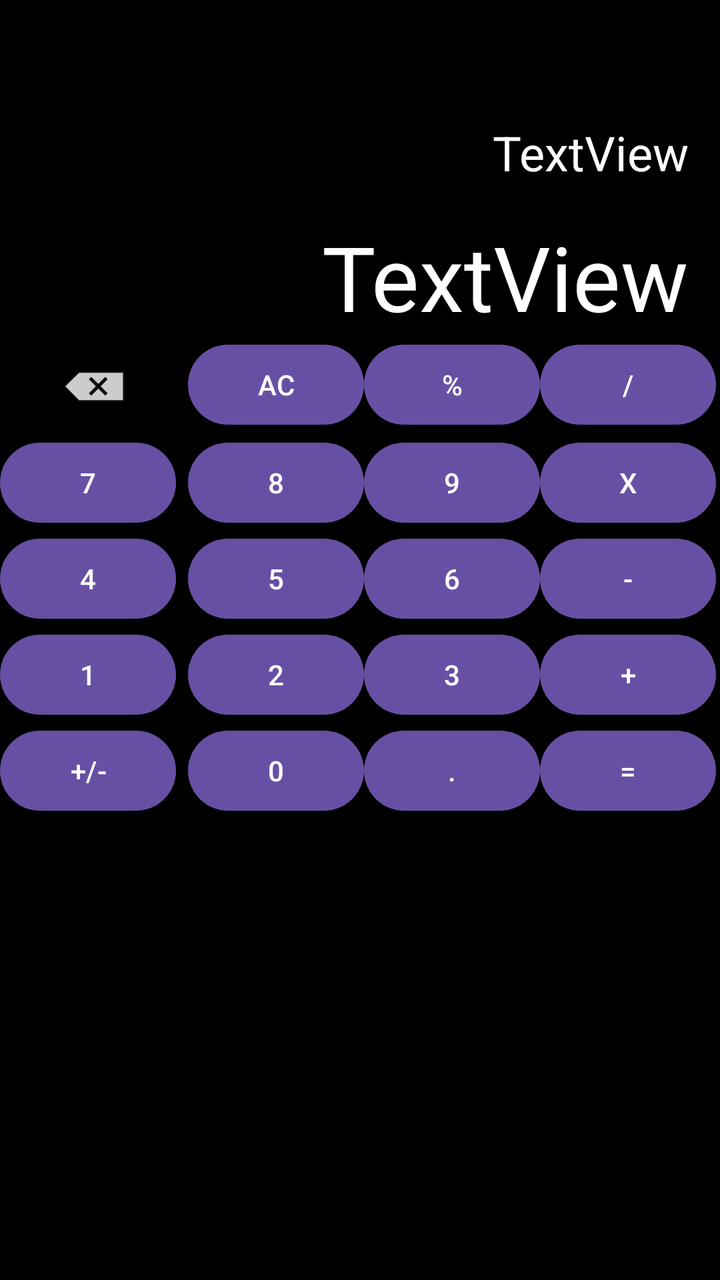
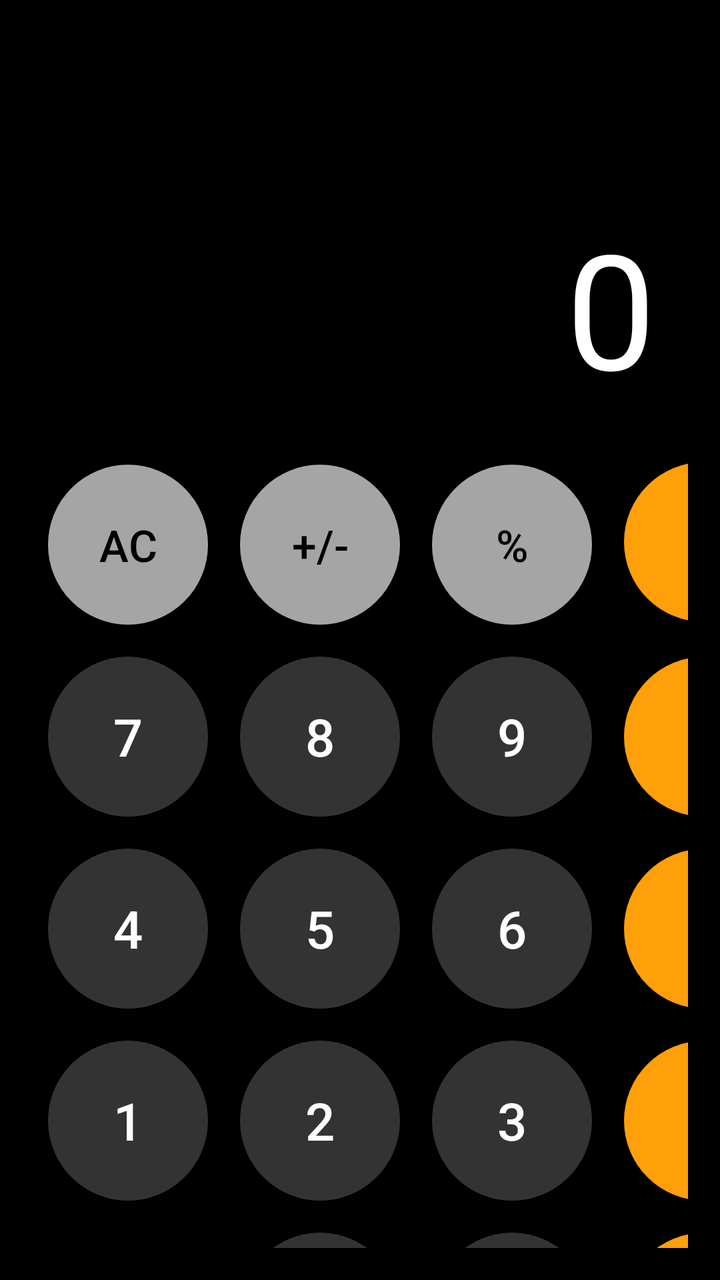

An Android layout rendered at two revisions. The XML below is the earlier revision; the diff shows what the commit changed to produce the second picture.
<!-- AndroidManifest.xml: application theme Theme.Calculadora -->
<!-- res/layout/activity_main.xml -->
<?xml version="1.0" encoding="utf-8"?>
<androidx.constraintlayout.widget.ConstraintLayout xmlns:android="http://schemas.android.com/apk/res/android"
    xmlns:app="http://schemas.android.com/apk/res-auto"
    xmlns:tools="http://schemas.android.com/tools"
    android:id="@+id/main"
    android:layout_width="match_parent"
    android:layout_height="match_parent"
    android:background="#000000"
    tools:context=".MainActivity">

    <TextView
        android:id="@+id/txvOperation"
        android:layout_width="0dp"
        android:layout_height="wrap_content"
        android:layout_marginStart="16dp"
        android:layout_marginTop="60dp"
        android:layout_marginEnd="16dp"
        android:text="TextView"
        android:textAlignment="textEnd"
        android:textColor="#FFFFFF"
        android:textSize="24sp"
        app:layout_constraintEnd_toEndOf="parent"
        app:layout_constraintStart_toStartOf="parent"
        app:layout_constraintTop_toTopOf="parent" />

    <TextView
        android:id="@+id/txvResult"
        android:layout_width="0dp"
        android:layout_height="wrap_content"
        android:layout_marginStart="16dp"
        android:layout_marginTop="16dp"
        android:layout_marginEnd="16dp"
        android:text="TextView"
        android:textAlignment="textEnd"
        android:textColor="#FFFFFF"
        android:textSize="45sp"
        app:layout_constraintEnd_toEndOf="parent"
        app:layout_constraintStart_toStartOf="parent"
        app:layout_constraintTop_toBottomOf="@+id/txvOperation" />

    <GridLayout
        android:layout_width="match_parent"
        android:layout_height="0dp"
        app:columnCount="4"
        app:layout_constraintBottom_toBottomOf="parent"
        app:layout_constraintEnd_toEndOf="parent"
        app:layout_constraintStart_toStartOf="parent"
        app:layout_constraintTop_toBottomOf="@+id/txvResult"
        app:layout_constraintVertical_bias="0.0"
        app:rowCount="5">

        <ImageButton
            android:id="@+id/btnDelete"
            android:layout_width="94dp"
            android:layout_height="49dp"
            android:layout_row="0"
            android:layout_column="0"
            android:background="#000000"
            android:src="@android:drawable/ic_input_delete" />

        <Button
            android:id="@+id/btnAc"
            android:layout_width="wrap_content"
            android:layout_height="wrap_content"
            android:layout_row="0"
            android:layout_column="1"
            android:text="AC"
            app:layout_columnWeight="1"
            app:layout_rowWeight="1" />

        <Button
            android:id="@+id/btnPercentage"
            android:layout_width="wrap_content"
            android:layout_height="wrap_content"
            android:layout_row="0"
            android:layout_column="2"
            android:text="%"
            app:layout_columnWeight="1"
            app:layout_rowWeight="1" />

        <Button
            android:id="@+id/btnDivide"
            android:layout_width="wrap_content"
            android:layout_height="wrap_content"
            android:layout_row="0"
            android:layout_column="3"
            android:text="/"
            app:layout_columnWeight="1"
            app:layout_rowWeight="1" />

        <Button
            android:id="@+id/btnSeven"
            android:layout_width="wrap_content"
            android:layout_height="wrap_content"
            android:layout_row="1"
            android:layout_column="0"
            android:text="7"
            app:layout_columnWeight="1"
            app:layout_rowWeight="1" />

        <Button
            android:id="@+id/btnEight"
            android:layout_width="wrap_content"
            android:layout_height="wrap_content"
            android:text="8"
            app:layout_columnWeight="1"
            app:layout_rowWeight="1" />

        <Button
            android:id="@+id/btnNine"
            android:layout_width="wrap_content"
            android:layout_height="wrap_content"
            android:text="9"
            app:layout_columnWeight="1"
            app:layout_rowWeight="1" />

        <Button
            android:id="@+id/btnMultiple"
            android:layout_width="wrap_content"
            android:layout_height="wrap_content"
            android:text="X"
            app:layout_columnWeight="1"
            app:layout_rowWeight="1" />

        <Button
            android:id="@+id/btnFour"
            android:layout_width="wrap_content"
            android:layout_height="wrap_content"
            android:layout_row="2"
            android:layout_column="0"
            android:text="4"
            app:layout_columnWeight="1"
            app:layout_rowWeight="1" />

        <Button
            android:id="@+id/btnFive"
            android:layout_width="wrap_content"
            android:layout_height="wrap_content"
            android:text="5"
            app:layout_columnWeight="1"
            app:layout_rowWeight="1" />

        <Button
            android:id="@+id/btnSix"
            android:layout_width="wrap_content"
            android:layout_height="wrap_content"
            android:text="6"
            app:layout_columnWeight="1"
            app:layout_rowWeight="1" />

        <Button
            android:id="@+id/btnMinus"
            android:layout_width="wrap_content"
            android:layout_height="wrap_content"
            android:text="-"
            app:layout_columnWeight="1"
            app:layout_rowWeight="1" />

        <Button
            android:id="@+id/btnOne"
            android:layout_width="wrap_content"
            android:layout_height="wrap_content"
            android:layout_row="3"
            android:layout_column="0"
            android:text="1"
            app:layout_columnWeight="1"
            app:layout_rowWeight="1" />

        <Button
            android:id="@+id/btnSecond"
            android:layout_width="wrap_content"
            android:layout_height="wrap_content"
            android:text="2"
            app:layout_columnWeight="1"
            app:layout_rowWeight="1" />

        <Button
            android:id="@+id/btnThird"
            android:layout_width="wrap_content"
            android:layout_height="wrap_content"
            android:text="3"
            app:layout_columnWeight="1"
            app:layout_rowWeight="1" />

        <Button
            android:id="@+id/btnPlus"
            android:layout_width="wrap_content"
            android:layout_height="wrap_content"
            android:text="+"
            app:layout_columnWeight="1"
            app:layout_rowWeight="1" />

        <Button
            android:id="@+id/btnPlusMinus"
            android:layout_width="wrap_content"
            android:layout_height="wrap_content"
            android:layout_row="4"
            android:layout_column="0"
            android:text="+/-"
            app:layout_columnWeight="1"
            app:layout_rowWeight="1" />

        <Button
            android:id="@+id/btnCero"
            android:layout_width="wrap_content"
            android:layout_height="wrap_content"
            android:text="0"
            app:layout_columnWeight="1"
            app:layout_rowWeight="1" />

        <Button
            android:id="@+id/btnPoint"
            android:layout_width="wrap_content"
            android:layout_height="wrap_content"
            android:text="."
            app:layout_columnWeight="1"
            app:layout_rowWeight="1" />

        <Button
            android:id="@+id/btnEqual"
            android:layout_width="wrap_content"
            android:layout_height="wrap_content"
            android:text="="
            app:layout_columnWeight="1"
            app:layout_rowWeight="1" />

    </GridLayout>

</androidx.constraintlayout.widget.ConstraintLayout>
<!-- resources referenced by this layout -->
<resources>
  <style name="Theme.Calculadora" parent="Base.Theme.Calculadora" />
  <style name="Base.Theme.Calculadora" parent="Theme.Material3.DayNight.NoActionBar">
          
          
      </style>
</resources>

<!-- the commit's change to res/layout/activity_main.xml (unified diff, before → after) -->
@@ -12,13 +12,12 @@
         android:id="@+id/txvOperation"
         android:layout_width="0dp"
         android:layout_height="wrap_content"
-        android:layout_marginStart="16dp"
+        android:layout_marginEnd="32dp"
         android:layout_marginTop="60dp"
-        android:layout_marginEnd="16dp"
-        android:text="TextView"
+        android:text=""
         android:textAlignment="textEnd"
-        android:textColor="#FFFFFF"
-        android:textSize="24sp"
+        android:textColor="#A5A5A5"
+        android:textSize="30sp"
         app:layout_constraintEnd_toEndOf="parent"
         app:layout_constraintStart_toStartOf="parent"
         app:layout_constraintTop_toTopOf="parent" />
@@ -27,202 +26,306 @@
         android:id="@+id/txvResult"
         android:layout_width="0dp"
         android:layout_height="wrap_content"
-        android:layout_marginStart="16dp"
-        android:layout_marginTop="16dp"
-        android:layout_marginEnd="16dp"
-        android:text="TextView"
+        android:layout_marginEnd="32dp"
+        android:text="0"
         android:textAlignment="textEnd"
         android:textColor="#FFFFFF"
-        android:textSize="45sp"
+        android:textSize="80sp"
         app:layout_constraintEnd_toEndOf="parent"
         app:layout_constraintStart_toStartOf="parent"
         app:layout_constraintTop_toBottomOf="@+id/txvOperation" />
 
     <GridLayout
+        android:id="@+id/gridLayout"
         android:layout_width="match_parent"
         android:layout_height="0dp"
+        android:padding="16dp"
+        android:alignmentMode="alignMargins"
         app:columnCount="4"
+        app:rowCount="5"
         app:layout_constraintBottom_toBottomOf="parent"
         app:layout_constraintEnd_toEndOf="parent"
         app:layout_constraintStart_toStartOf="parent"
         app:layout_constraintTop_toBottomOf="@+id/txvResult"
-        app:layout_constraintVertical_bias="0.0"
-        app:rowCount="5">
+        app:layout_constraintVertical_bias="1.0">
+
+        <androidx.appcompat.widget.AppCompatButton
+            android:id="@+id/btnAc"
+            android:layout_row="0"
+            android:layout_column="0"
+            android:layout_width="80dp"
+            android:layout_height="80dp"
+            android:layout_margin="8dp"
+            android:background="@drawable/btn_function"
+            android:backgroundTint="@null"
+            android:text="AC"
+            android:textColor="#000000"
+            android:textSize="22sp"
+            app:layout_columnWeight="1" />
+
+        <androidx.appcompat.widget.AppCompatButton
+            android:id="@+id/btnPlusMinus"
+            android:layout_row="0"
+            android:layout_column="1"
+            android:layout_width="80dp"
+            android:layout_height="80dp"
+            android:layout_margin="8dp"
+            android:background="@drawable/btn_function"
+            android:backgroundTint="@null"
+            android:text="+/-"
+            android:textColor="#000000"
+            android:textSize="22sp"
+            app:layout_columnWeight="1" />
+
+        <androidx.appcompat.widget.AppCompatButton
+            android:id="@+id/btnPercentage"
+            android:layout_row="0"
+            android:layout_column="2"
+            android:layout_width="80dp"
+            android:layout_height="80dp"
+            android:layout_margin="8dp"
+            android:background="@drawable/btn_function"
+            android:backgroundTint="@null"
+            android:text="%"
+            android:textColor="#000000"
+            android:textSize="22sp"
+            app:layout_columnWeight="1" />
+
+        <androidx.appcompat.widget.AppCompatButton
+            android:id="@+id/btnDivide"
+            android:layout_row="0"
+            android:layout_column="3"
+            android:layout_width="80dp"
+            android:layout_height="80dp"
+            android:layout_margin="8dp"
+            android:background="@drawable/btn_operator"
+            android:backgroundTint="@null"
+            android:text="/"
+            android:textColor="#FFFFFF"
+            android:textSize="26sp"
+            app:layout_columnWeight="1" />
+
+        <androidx.appcompat.widget.AppCompatButton
+            android:id="@+id/btnSeven"
+            android:layout_row="1"
+            android:layout_column="0"
+            android:layout_width="80dp"
+            android:layout_height="80dp"
+            android:layout_margin="8dp"
+            android:background="@drawable/btn_number"
+            android:backgroundTint="@null"
+            android:text="7"
+            android:textColor="#FFFFFF"
+            android:textSize="26sp"
+            app:layout_columnWeight="1" />
+
+        <androidx.appcompat.widget.AppCompatButton
+            android:id="@+id/btnEight"
+            android:layout_row="1"
+            android:layout_column="1"
+            android:layout_width="80dp"
+            android:layout_height="80dp"
+            android:layout_margin="8dp"
+            android:background="@drawable/btn_number"
+            android:backgroundTint="@null"
+            android:text="8"
+            android:textColor="#FFFFFF"
+            android:textSize="26sp"
+            app:layout_columnWeight="1" />
+
+        <androidx.appcompat.widget.AppCompatButton
+            android:id="@+id/btnNine"
+            android:layout_row="1"
+            android:layout_column="2"
+            android:layout_width="80dp"
+            android:layout_height="80dp"
+            android:layout_margin="8dp"
+            android:background="@drawable/btn_number"
+            android:backgroundTint="@null"
+            android:text="9"
+            android:textColor="#FFFFFF"
+            android:textSize="26sp"
+            app:layout_columnWeight="1" />
+
+        <androidx.appcompat.widget.AppCompatButton
+            android:id="@+id/btnMultiple"
+            android:layout_row="1"
+            android:layout_column="3"
+            android:layout_width="80dp"
+            android:layout_height="80dp"
+            android:layout_margin="8dp"
+            android:background="@drawable/btn_operator"
+            android:backgroundTint="@null"
+            android:text="X"
+            android:textColor="#FFFFFF"
+            android:textSize="26sp"
+            app:layout_columnWeight="1" />
+
+        <androidx.appcompat.widget.AppCompatButton
+            android:id="@+id/btnFour"
+            android:layout_row="2"
+            android:layout_column="0"
+            android:layout_width="80dp"
+            android:layout_height="80dp"
+            android:layout_margin="8dp"
+            android:background="@drawable/btn_number"
+            android:backgroundTint="@null"
+            android:text="4"
+            android:textColor="#FFFFFF"
+            android:textSize="26sp"
+            app:layout_columnWeight="1" />
+
+        <androidx.appcompat.widget.AppCompatButton
+            android:id="@+id/btnFive"
+            android:layout_row="2"
+            android:layout_column="1"
+            android:layout_width="80dp"
+            android:layout_height="80dp"
+            android:layout_margin="8dp"
+            android:background="@drawable/btn_number"
+            android:backgroundTint="@null"
+            android:text="5"
+            android:textColor="#FFFFFF"
+            android:textSize="26sp"
+            app:layout_columnWeight="1" />
+
+        <androidx.appcompat.widget.AppCompatButton
+            android:id="@+id/btnSix"
+            android:layout_row="2"
+            android:layout_column="2"
+            android:layout_width="80dp"
+            android:layout_height="80dp"
+            android:layout_margin="8dp"
+            android:background="@drawable/btn_number"
+            android:backgroundTint="@null"
+            android:text="6"
+            android:textColor="#FFFFFF"
+            android:textSize="26sp"
+            app:layout_columnWeight="1" />
+
+        <androidx.appcompat.widget.AppCompatButton
+            android:id="@+id/btnMinus"
+            android:layout_row="2"
+            android:layout_column="3"
+            android:layout_width="80dp"
+            android:layout_height="80dp"
+            android:layout_margin="8dp"
+            android:background="@drawable/btn_operator"
+            android:backgroundTint="@null"
+            android:text="-"
+            android:textColor="#FFFFFF"
+            android:textSize="26sp"
+            app:layout_columnWeight="1" />
+
+        <androidx.appcompat.widget.AppCompatButton
+            android:id="@+id/btnOne"
+            android:layout_row="3"
+            android:layout_column="0"
+            android:layout_width="80dp"
+            android:layout_height="80dp"
+            android:layout_margin="8dp"
+            android:background="@drawable/btn_number"
+            android:backgroundTint="@null"
+            android:text="1"
+            android:textColor="#FFFFFF"
+            android:textSize="26sp"
+            app:layout_columnWeight="1" />
+
+        <androidx.appcompat.widget.AppCompatButton
+            android:id="@+id/btnSecond"
+            android:layout_row="3"
+            android:layout_column="1"
+            android:layout_width="80dp"
+            android:layout_height="80dp"
+            android:layout_margin="8dp"
+            android:background="@drawable/btn_number"
+            android:backgroundTint="@null"
+            android:text="2"
+            android:textColor="#FFFFFF"
+            android:textSize="26sp"
+            app:layout_columnWeight="1" />
+
+        <androidx.appcompat.widget.AppCompatButton
+            android:id="@+id/btnThird"
+            android:layout_row="3"
+            android:layout_column="2"
+            android:layout_width="80dp"
+            android:layout_height="80dp"
+            android:layout_margin="8dp"
+            android:background="@drawable/btn_number"
+            android:backgroundTint="@null"
+            android:text="3"
+            android:textColor="#FFFFFF"
+            android:textSize="26sp"
+            app:layout_columnWeight="1" />
+
+        <androidx.appcompat.widget.AppCompatButton
+            android:id="@+id/btnPlus"
+            android:layout_row="3"
+            android:layout_column="3"
+            android:layout_width="80dp"
+            android:layout_height="80dp"
+            android:layout_margin="8dp"
+            android:background="@drawable/btn_operator"
+            android:backgroundTint="@null"
+            android:text="+"
+            android:textColor="#FFFFFF"
+            android:textSize="26sp"
+            app:layout_columnWeight="1" />
 
         <ImageButton
             android:id="@+id/btnDelete"
-            android:layout_width="94dp"
-            android:layout_height="49dp"
-            android:layout_row="0"
-            android:layout_column="0"
-            android:background="#000000"
-            android:src="@android:drawable/ic_input_delete" />
-
-        <Button
-            android:id="@+id/btnAc"
-            android:layout_width="wrap_content"
-            android:layout_height="wrap_content"
-            android:layout_row="0"
-            android:layout_column="1"
-            android:text="AC"
+            android:layout_row="4"
+            android:layout_column="0"
+            android:layout_width="80dp"
+            android:layout_height="80dp"
+            android:layout_margin="8dp"
+            android:background="?attr/selectableItemBackgroundBorderless"
+            android:src="@android:drawable/ic_input_delete"
             app:layout_columnWeight="1"
-            app:layout_rowWeight="1" />
-
-        <Button
-            android:id="@+id/btnPercentage"
-            android:layout_width="wrap_content"
-            android:layout_height="wrap_content"
-            android:layout_row="0"
-            android:layout_column="2"
-            android:text="%"
-            app:layout_columnWeight="1"
-            app:layout_rowWeight="1" />
-
-        <Button
-            android:id="@+id/btnDivide"
-            android:layout_width="wrap_content"
-            android:layout_height="wrap_content"
-            android:layout_row="0"
-            android:layout_column="3"
-            android:text="/"
-            app:layout_columnWeight="1"
-            app:layout_rowWeight="1" />
-
-        <Button
-            android:id="@+id/btnSeven"
-            android:layout_width="wrap_content"
-            android:layout_height="wrap_content"
-            android:layout_row="1"
-            android:layout_column="0"
-            android:text="7"
-            app:layout_columnWeight="1"
-            app:layout_rowWeight="1" />
-
-        <Button
-            android:id="@+id/btnEight"
-            android:layout_width="wrap_content"
-            android:layout_height="wrap_content"
-            android:text="8"
-            app:layout_columnWeight="1"
-            app:layout_rowWeight="1" />
-
-        <Button
-            android:id="@+id/btnNine"
-            android:layout_width="wrap_content"
-            android:layout_height="wrap_content"
-            android:text="9"
-            app:layout_columnWeight="1"
-            app:layout_rowWeight="1" />
-
-        <Button
-            android:id="@+id/btnMultiple"
-            android:layout_width="wrap_content"
-            android:layout_height="wrap_content"
-            android:text="X"
-            app:layout_columnWeight="1"
-            app:layout_rowWeight="1" />
-
-        <Button
-            android:id="@+id/btnFour"
-            android:layout_width="wrap_content"
-            android:layout_height="wrap_content"
-            android:layout_row="2"
-            android:layout_column="0"
-            android:text="4"
-            app:layout_columnWeight="1"
-            app:layout_rowWeight="1" />
-
-        <Button
-            android:id="@+id/btnFive"
-            android:layout_width="wrap_content"
-            android:layout_height="wrap_content"
-            android:text="5"
-            app:layout_columnWeight="1"
-            app:layout_rowWeight="1" />
-
-        <Button
-            android:id="@+id/btnSix"
-            android:layout_width="wrap_content"
-            android:layout_height="wrap_content"
-            android:text="6"
-            app:layout_columnWeight="1"
-            app:layout_rowWeight="1" />
-
-        <Button
-            android:id="@+id/btnMinus"
-            android:layout_width="wrap_content"
-            android:layout_height="wrap_content"
-            android:text="-"
-            app:layout_columnWeight="1"
-            app:layout_rowWeight="1" />
-
-        <Button
-            android:id="@+id/btnOne"
-            android:layout_width="wrap_content"
-            android:layout_height="wrap_content"
-            android:layout_row="3"
-            android:layout_column="0"
-            android:text="1"
-            app:layout_columnWeight="1"
-            app:layout_rowWeight="1" />
-
-        <Button
-            android:id="@+id/btnSecond"
-            android:layout_width="wrap_content"
-            android:layout_height="wrap_content"
-            android:text="2"
-            app:layout_columnWeight="1"
-            app:layout_rowWeight="1" />
-
-        <Button
-            android:id="@+id/btnThird"
-            android:layout_width="wrap_content"
-            android:layout_height="wrap_content"
-            android:text="3"
-            app:layout_columnWeight="1"
-            app:layout_rowWeight="1" />
-
-        <Button
-            android:id="@+id/btnPlus"
-            android:layout_width="wrap_content"
-            android:layout_height="wrap_content"
-            android:text="+"
-            app:layout_columnWeight="1"
-            app:layout_rowWeight="1" />
-
-        <Button
-            android:id="@+id/btnPlusMinus"
-            android:layout_width="wrap_content"
-            android:layout_height="wrap_content"
+            app:tint="#A5A5A5" />
+
+        <androidx.appcompat.widget.AppCompatButton
+            android:id="@+id/btnCero"
             android:layout_row="4"
-            android:layout_column="0"
-            android:text="+/-"
-            app:layout_columnWeight="1"
-            app:layout_rowWeight="1" />
-
-        <Button
-            android:id="@+id/btnCero"
-            android:layout_width="wrap_content"
-            android:layout_height="wrap_content"
+            android:layout_column="1"
+            android:layout_width="80dp"
+            android:layout_height="80dp"
+            android:layout_margin="8dp"
+            android:background="@drawable/btn_number"
+            android:backgroundTint="@null"
             android:text="0"
-            app:layout_columnWeight="1"
-            app:layout_rowWeight="1" />
-
-        <Button
+            android:textColor="#FFFFFF"
+            android:textSize="26sp"
+            app:layout_columnWeight="1" />
+
+        <androidx.appcompat.widget.AppCompatButton
             android:id="@+id/btnPoint"
-            android:layout_width="wrap_content"
-            android:layout_height="wrap_content"
+            android:layout_row="4"
+            android:layout_column="2"
+            android:layout_width="80dp"
+            android:layout_height="80dp"
+            android:layout_margin="8dp"
+            android:background="@drawable/btn_number"
+            android:backgroundTint="@null"
             android:text="."
-            app:layout_columnWeight="1"
-            app:layout_rowWeight="1" />
-
-        <Button
+            android:textColor="#FFFFFF"
+            android:textSize="26sp"
+            app:layout_columnWeight="1" />
+
+        <androidx.appcompat.widget.AppCompatButton
             android:id="@+id/btnEqual"
-            android:layout_width="wrap_content"
-            android:layout_height="wrap_content"
+            android:layout_row="4"
+            android:layout_column="3"
+            android:layout_width="80dp"
+            android:layout_height="80dp"
+            android:layout_margin="8dp"
+            android:background="@drawable/btn_operator"
+            android:backgroundTint="@null"
             android:text="="
-            app:layout_columnWeight="1"
-            app:layout_rowWeight="1" />
+            android:textColor="#FFFFFF"
+            android:textSize="26sp"
+            app:layout_columnWeight="1" />
 
     </GridLayout>
 
<!-- resource entries referenced after the edit -->
@@ -1,5 +1,22 @@
 <!-- resources referenced by this layout -->
 <resources>
+  <!-- drawable btn_function (drawable) -->
+  <shape xmlns:android="http://schemas.android.com/apk/res/android" android:shape="oval">
+      <solid android:color="#A5A5A5" />
+      <size android:width="80dp" android:height="80dp" />
+  </shape>
+  <!-- drawable btn_number (drawable) -->
+  <?xml version="1.0" encoding="utf-8"?>
+  <shape xmlns:android="http://schemas.android.com/apk/res/android"
+      android:shape="oval">
+      <solid android:color="#333333" />
+      <size android:width="80dp" android:height="80dp" />
+  </shape>
+  <!-- drawable btn_operator (drawable) -->
+  <shape xmlns:android="http://schemas.android.com/apk/res/android" android:shape="oval">
+      <solid android:color="#FF9F0A" />
+      <size android:width="80dp" android:height="80dp" />
+  </shape>
   <style name="Theme.Calculadora" parent="Base.Theme.Calculadora" />
   <style name="Base.Theme.Calculadora" parent="Theme.Material3.DayNight.NoActionBar">
           
